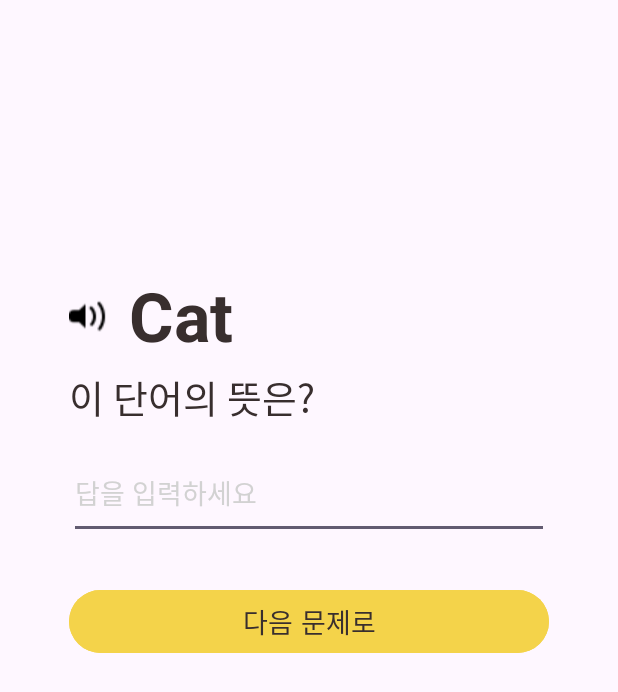
After one commit to girin-sj/memorycat, an Android app: the QuizMainActivity screen opened directly, with no data from a screen before it, on a phone screen of 412 x 824 dp. The commit adds this screen. Shown: the top 692 px of the screen. Run offline under Robolectric (Android 15) with nearby library versions, the phone set to English and light mode, and no system bars.

Commit message:
quiz xml 작성
레이아웃 4개 작성(아직 activity 이동과 recycler view는 구현 안됨)

```diff
--- /dev/null
+++ b/app/src/main/java/com/example/memorycat/QuizMainActivity.kt
@@ -0,0 +1,11 @@
+package com.example.memorycat
+
+import androidx.appcompat.app.AppCompatActivity
+import android.os.Bundle
+
+class QuizMainActivity : AppCompatActivity() {
+    override fun onCreate(savedInstanceState: Bundle?) {
+        super.onCreate(savedInstanceState)
+        setContentView(R.layout.activity_quiz_main)
+    }
+}
--- /dev/null
+++ b/app/src/main/res/layout/activity_quiz_main.xml
@@ -0,0 +1,55 @@
+<?xml version="1.0" encoding="utf-8"?>
+<LinearLayout
+    xmlns:android="http://schemas.android.com/apk/res/android"
+    xmlns:app="http://schemas.android.com/apk/res-auto"
+    xmlns:tools="http://schemas.android.com/tools"
+    android:layout_width="match_parent"
+    android:layout_height="match_parent"
+    android:orientation="vertical"
+    android:paddingTop="180dp"
+    android:gravity="center_horizontal"
+    tools:context=".QuizMainActivity">
+    <LinearLayout
+        android:layout_width="320dp"
+        android:layout_height="wrap_content"
+        android:orientation="vertical">
+        <LinearLayout
+            android:layout_width="match_parent"
+            android:layout_height="wrap_content"
+            android:orientation="horizontal">
+            <ImageView
+                android:layout_width="30dp"
+                android:layout_height="62dp"
+                android:layout_marginRight="10dp"
+                android:src="@drawable/voice"/>
+            <TextView
+                android:layout_width="match_parent"
+                android:layout_height="wrap_content"
+                android:text="Cat"
+                android:textStyle="bold"
+                android:textSize="45sp"
+                android:textColor="@color/mainblack"/>
+        </LinearLayout>
+        <TextView
+            android:layout_width="match_parent"
+            android:layout_height="wrap_content"
+            android:layout_marginTop="3dp"
+            android:text="이 단어의 뜻은?"
+            android:textSize="25sp"
+            android:textColor="@color/mainblack"/>
+        <EditText
+            android:layout_width="320dp"
+            android:layout_height="60dp"
+            android:layout_marginTop="15dp"
+            android:text="답을 입력하세요"
+            android:textColor="@color/graylight"/>
+        <Button
+            android:layout_width="320dp"
+            android:layout_height="50dp"
+            android:layout_marginTop="30dp"
+            android:backgroundTint="@color/yellow"
+            android:text="다음 문제로"
+            android:textColor="@color/mainblack"
+            android:textSize="18sp"/>
+    </LinearLayout>
+</LinearLayout>
```
Also changed, not shown: app/src/main/AndroidManifest.xml (+9 -0 lines), app/src/main/java/com/example/memorycat/MyAdapter.kt (added, +75 -0 lines), app/src/main/java/com/example/memorycat/QuizNoteActivity.kt (added, +26 -0 lines), app/src/main/java/com/example/memorycat/QuizResultActivity.kt (added, +11 -0 lines), app/src/main/res/layout/activity_quiz_note.xml (added, +45 -0 lines), app/src/main/res/layout/activity_quiz_result.xml (renamed from app/src/main/res/layout/activity_quiz_start.xml, +9 -9 lines), app/src/main/res/layout/item_note.xml (added, +16 -0 lines), app/src/main/res/drawable/quiznote.png (added), app/src/main/res/drawable/quizresult.png (added), app/src/main/res/drawable/quizstart.png (renamed from app/src/main/res/drawable/testStart.png), app/src/main/res/drawable/voice.png (added).
